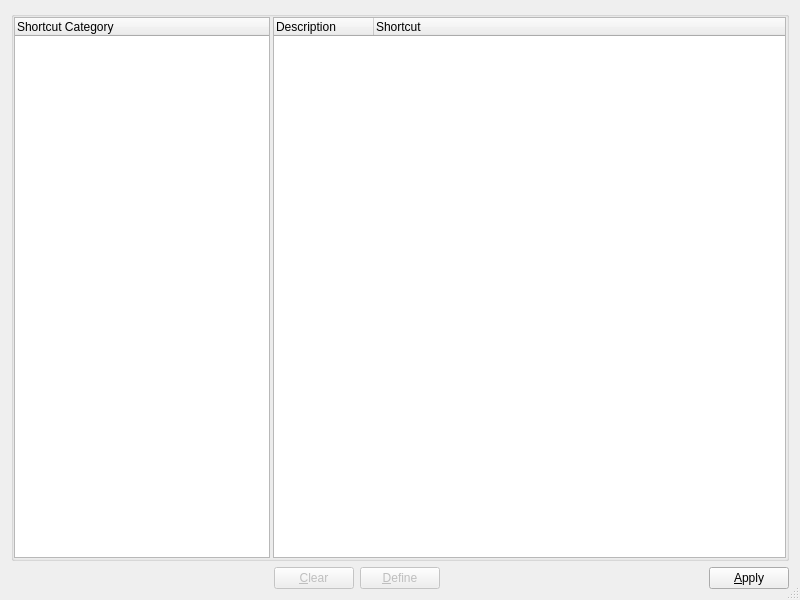
This is oom/widgets/shortcutconfigbase.ui in ccherrett/oom as Qt 5 draws it before an edit. The edited form follows.
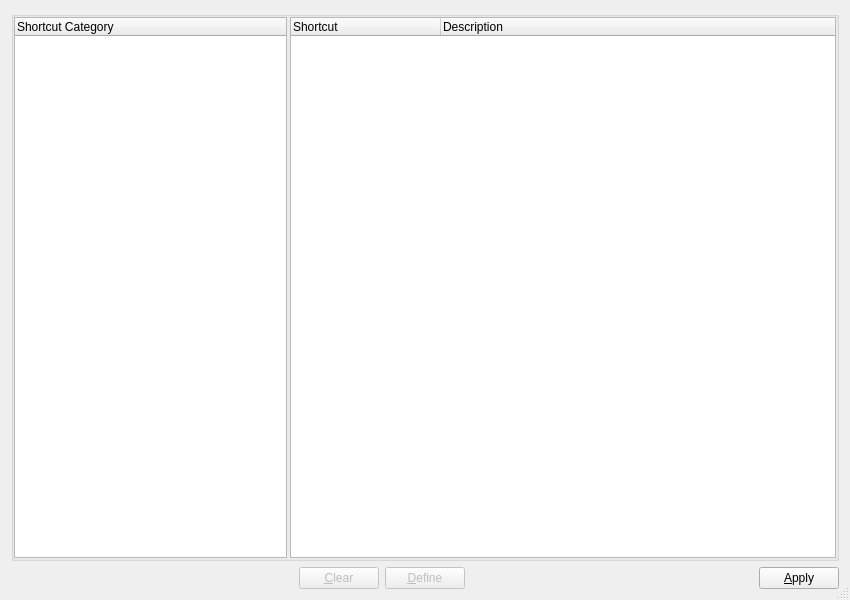
This is the edited form.

Commit message: fixed up spacing in shortcuts dialog

Diff of the .ui file:
```diff
--- a/oom/widgets/shortcutconfigbase.ui
+++ b/oom/widgets/shortcutconfigbase.ui
@@ -6,7 +6,7 @@
    <rect>
     <x>0</x>
     <y>0</y>
-    <width>800</width>
+    <width>850</width>
     <height>600</height>
    </rect>
   </property>
@@ -76,16 +76,19 @@
         <property name="alternatingRowColors">
          <bool>true</bool>
         </property>
-        <column>
-         <property name="text">
-          <string>Description</string>
-         </property>
-        </column>
+        <attribute name="headerDefaultSectionSize">
+         <number>150</number>
+        </attribute>
         <column>
          <property name="text">
           <string>Shortcut</string>
          </property>
         </column>
+        <column>
+         <property name="text">
+          <string>Description</string>
+         </property>
+        </column>
        </widget>
       </item>
      </layout>
```
The commit also changes 1 other file.
